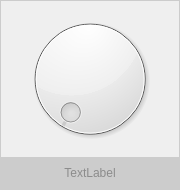
Above: tabitem.ui from jjzhang166/MyYoudaoNoteLike before the change. Below: the same form after it.
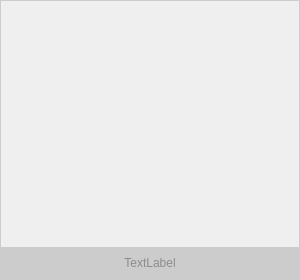
That is the form after the change.

Patch:
```diff
--- a/tabitem.ui
+++ b/tabitem.ui
@@ -6,20 +6,20 @@
    <rect>
     <x>0</x>
     <y>0</y>
-    <width>180</width>
-    <height>190</height>
+    <width>300</width>
+    <height>280</height>
    </rect>
   </property>
   <property name="minimumSize">
    <size>
-    <width>180</width>
-    <height>190</height>
+    <width>300</width>
+    <height>280</height>
    </size>
   </property>
   <property name="maximumSize">
    <size>
-    <width>180</width>
-    <height>190</height>
+    <width>300</width>
+    <height>280</height>
    </size>
   </property>
   <property name="windowTitle">
@@ -79,9 +79,18 @@
       <item>
        <widget class="QWidget" name="tab_con" native="true">
         <layout class="QHBoxLayout" name="horizontalLayout_2">
-         <item>
-          <widget class="QDial" name="dial"/>
-         </item>
+         <property name="leftMargin">
+          <number>0</number>
+         </property>
+         <property name="topMargin">
+          <number>0</number>
+         </property>
+         <property name="rightMargin">
+          <number>0</number>
+         </property>
+         <property name="bottomMargin">
+          <number>0</number>
+         </property>
         </layout>
        </widget>
       </item>
```
Left out of the diff: 3 changed lines with no effect on the pictures.
